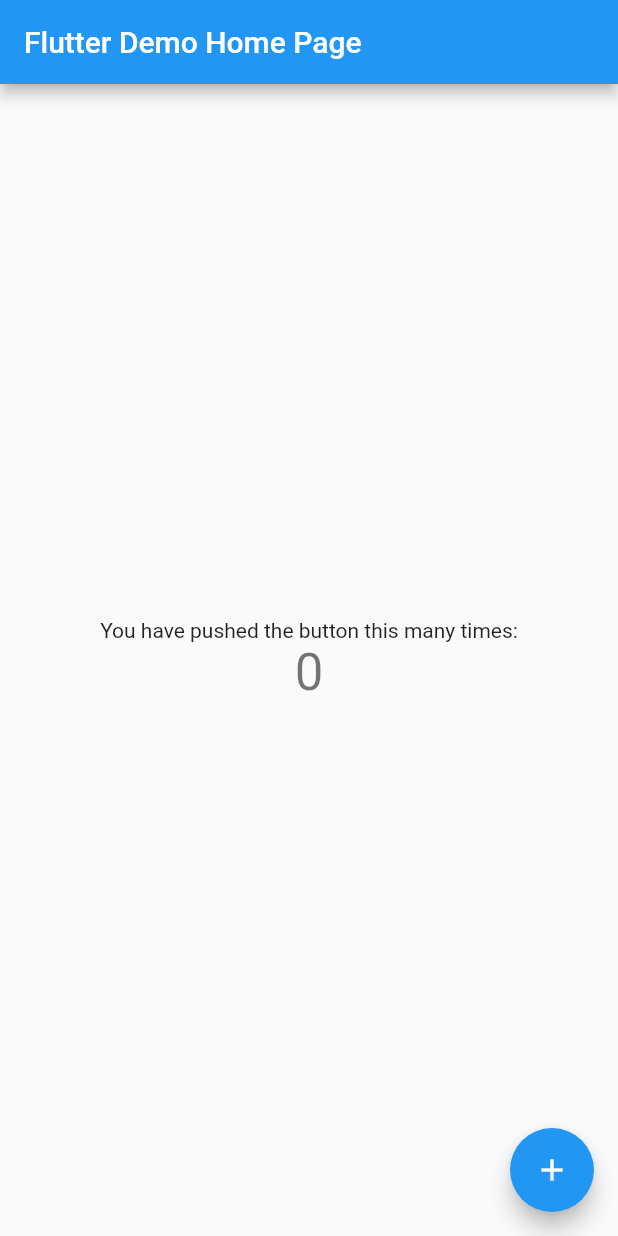
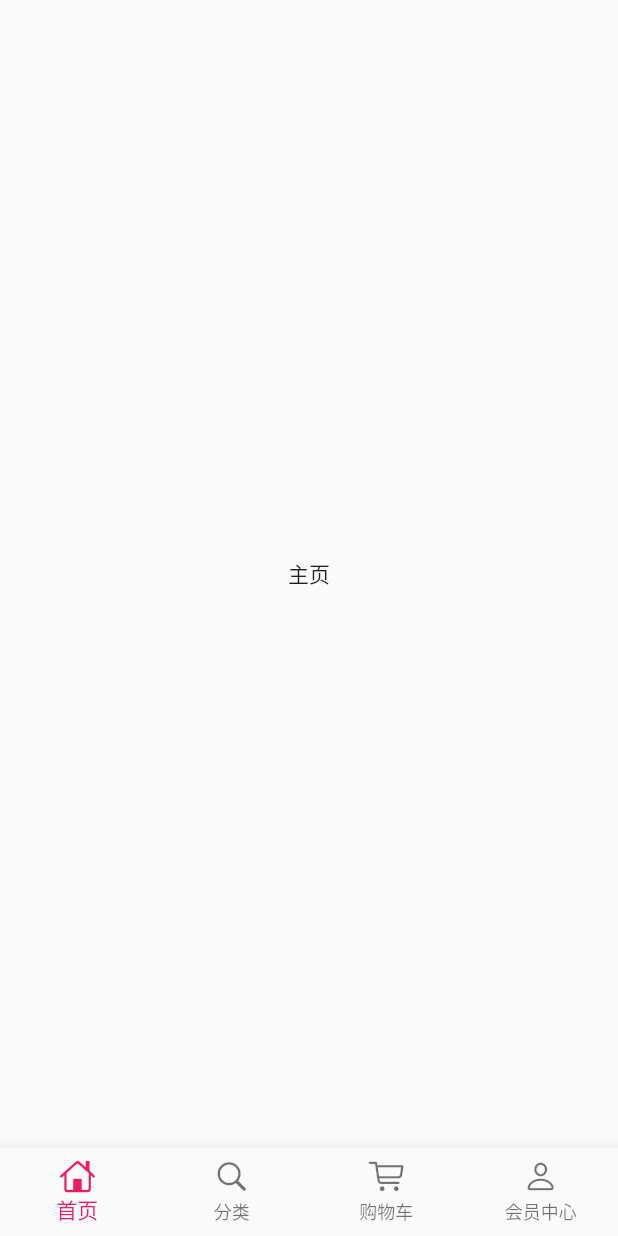
Before and after one commit to JiangBenCoder/flutter_shop, a Flutter app: the screen it shows after launch, on a phone screen of 412 x 824 dp. Run offline on Flutter 3.47's test engine with Material 2 defaults, Android fonts, the phone set to English and light mode, and no system bars.

Commit message:
商城框架搭建

```diff
--- a/flutter_shop1/lib/main.dart
+++ b/flutter_shop1/lib/main.dart
@@ -1,4 +1,5 @@
 import 'package:flutter/material.dart';
+import 'pages/index_page.dart';
 
 void main() => runApp(MyApp());
 
@@ -7,105 +8,12 @@ class MyApp extends StatelessWidget {
   @override
   Widget build(BuildContext context) {
     return MaterialApp(
+      debugShowCheckedModeBanner: false,
       title: 'Flutter Demo',
       theme: ThemeData(
-        // This is the theme of your application.
-        //
-        // Try running your application with "flutter run". You'll see the
-        // application has a blue toolbar. Then, without quitting the app, try
-        // changing the primarySwatch below to Colors.green and then invoke
-        // "hot reload" (press "r" in the console where you ran "flutter run",
-        // or simply save your changes to "hot reload" in a Flutter IDE).
-        // Notice that the counter didn't reset back to zero; the application
-        // is not restarted.
-        primarySwatch: Colors.blue,
+        primarySwatch: Colors.pink,
       ),
-      home: MyHomePage(title: 'Flutter Demo Home Page'),
+      home: IndexPage(),
     );
   }
 }
-
-class MyHomePage extends StatefulWidget {
-  MyHomePage({Key key, this.title}) : super(key: key);
-
-  // This widget is the home page of your application. It is stateful, meaning
-  // that it has a State object (defined below) that contains fields that affect
-  // how it looks.
-
-  // This class is the configuration for the state. It holds the values (in this
-  // case the title) provided by the parent (in this case the App widget) and
-  // used by the build method of the State. Fields in a Widget subclass are
-  // always marked "final".
-
-  final String title;
-
-  @override
-  _MyHomePageState createState() => _MyHomePageState();
-}
-
-class _MyHomePageState extends State<MyHomePage> {
-  int _counter = 0;
-
-  void _incrementCounter() {
-    setState(() {
-      // This call to setState tells the Flutter framework that something has
-      // changed in this State, which causes it to rerun the build method below
-      // so that the display can reflect the updated values. If we changed
-      // _counter without calling setState(), then the build method would not be
-      // called again, and so nothing would appear to happen.
-      _counter++;
-    });
-  }
-
-  @override
-  Widget build(BuildContext context) {
-    // This method is rerun every time setState is called, for instance as done
-    // by the _incrementCounter method above.
-    //
-    // The Flutter framework has been optimized to make rerunning build methods
-    // fast, so that you can just rebuild anything that needs updating rather
-    // than having to individually change instances of widgets.
-    return Scaffold(
-      appBar: AppBar(
-        // Here we take the value from the MyHomePage object that was created by
-        // the App.build method, and use it to set our appbar title.
-        title: Text(widget.title),
-      ),
-      body: Center(
-        // Center is a layout widget. It takes a single child and positions it
-        // in the middle of the parent.
-        child: Column(
-          // Column is also a layout widget. It takes a list of children and
-          // arranges them vertically. By default, it sizes itself to fit its
-          // children horizontally, and tries to be as tall as its parent.
-          //
-          // Invoke "debug painting" (press "p" in the console, choose the
-          // "Toggle Debug Paint" action from the Flutter Inspector in Android
-          // Studio, or the "Toggle Debug Paint" command in Visual Studio Code)
-          // to see the wireframe for each widget.
-          //
-          // Column has various properties to control how it sizes itself and
-          // how it positions its children. Here we use mainAxisAlignment to
-          // center the children vertically; the main axis here is the vertical
-          // axis because Columns are vertical (the cross axis would be
-          // horizontal).
-          mainAxisAlignment: MainAxisAlignment.center,
-          children: <Widget>[
-            Text(
-              'You have pushed the button this many times:',
-            ),
-            Text(
-              '$_counter',
-              style: Theme.of(context).textTheme.display1,
-            ),
-          ],
-        ),
-      ),
-      floatingActionButton: FloatingActionButton(
-        onPressed: _incrementCounter,
-        tooltip: 'Increment',
-        child: Icon(Icons.add),
-      ), // This trailing comma makes auto-formatting nicer for build methods.
-    );
-  }
-}
--- /dev/null
+++ b/flutter_shop1/lib/pages/cart_page.dart
@@ -0,0 +1,12 @@
+import 'package:flutter/material.dart';
+
+class CartPage extends StatelessWidget {
+  @override
+  Widget build(BuildContext context) {
+    return Scaffold(
+      body: Center(
+        child: Text('购物车'),
+      ),
+    );
+  }
+}
--- /dev/null
+++ b/flutter_shop1/lib/pages/category_page.dart
@@ -0,0 +1,12 @@
+import 'package:flutter/material.dart';
+
+class CategoryPage extends StatelessWidget {
+  @override
+  Widget build(BuildContext context) {
+    return Scaffold(
+      body: Center(
+        child: Text('分类'),
+      ),
+    );
+  }
+}
--- /dev/null
+++ b/flutter_shop1/lib/pages/home_page.dart
@@ -0,0 +1,12 @@
+import 'package:flutter/material.dart';
+
+class HomePage extends StatelessWidget {
+  @override
+  Widget build(BuildContext context) {
+    return Scaffold(
+      body: Center(
+        child: Text('主页'),
+      ),
+    );
+  }
+}
--- a/flutter_shop1/lib/pages/index_page.dart
+++ b/flutter_shop1/lib/pages/index_page.dart
@@ -0,0 +1,68 @@
+import 'package:flutter/cupertino.dart';
+import 'package:flutter/material.dart';
+import 'home_page.dart';
+import 'category_page.dart';
+import 'cart_page.dart';
+import 'member_page.dart';
+
+class IndexPage extends StatefulWidget {
+  @override
+  _IndexPageState createState() => _IndexPageState();
+}
+
+class _IndexPageState extends State<IndexPage> {
+
+  final List<BottomNavigationBarItem> bottomTabs = [
+    BottomNavigationBarItem(
+      icon: Icon(CupertinoIcons.home),
+      title: Text('首页')
+    ),
+    BottomNavigationBarItem(
+        icon: Icon(CupertinoIcons.search),
+        title: Text('分类')
+    ),
+    BottomNavigationBarItem(
+        icon: Icon(CupertinoIcons.shopping_cart),
+        title: Text('购物车')
+    ),
+    BottomNavigationBarItem(
+        icon: Icon(CupertinoIcons.person),
+        title: Text('会员中心')
+    ),
+  ];
+
+  final List bottomBodies = [
+    HomePage(),
+    CategoryPage(),
+    CartPage(),
+    MemberPage()
+  ];
+
+  int currentIndex = 0;
+  var currentPage;
+  @override
+  void initState() {
+    // TODO: implement initState
+    currentIndex = 0;
+    currentPage = bottomBodies[currentIndex];
+    super.initState();
+  }
+
+  @override
+  Widget build(BuildContext context) {
+    return Scaffold(
+      bottomNavigationBar: BottomNavigationBar(
+        type: BottomNavigationBarType.fixed,
+        items: bottomTabs,
+        currentIndex: currentIndex,
+        onTap: (index) {
+          setState(() {
+            currentIndex = index;
+            currentPage = bottomBodies[currentIndex];
+          });
+        },
+      ),
+      body: currentPage,
+    );
+  }
+}
--- /dev/null
+++ b/flutter_shop1/lib/pages/member_page.dart
@@ -0,0 +1,12 @@
+import 'package:flutter/material.dart';
+
+class MemberPage extends StatelessWidget {
+  @override
+  Widget build(BuildContext context) {
+    return Scaffold(
+      body: Center(
+        child: Text('会员中心'),
+      ),
+    );
+  }
+}
--- a/flutter_shop1/pubspec.yaml
+++ b/flutter_shop1/pubspec.yaml
@@ -23,6 +23,7 @@ dependencies:
   # The following adds the Cupertino Icons font to your application.
   # Use with the CupertinoIcons class for iOS style icons.
   cupertino_icons: ^0.1.2
+  dio: ^3.0.4
 
 dev_dependencies:
   flutter_test:
```
Also changed, not shown: flutter_shop1/pubspec.lock.
